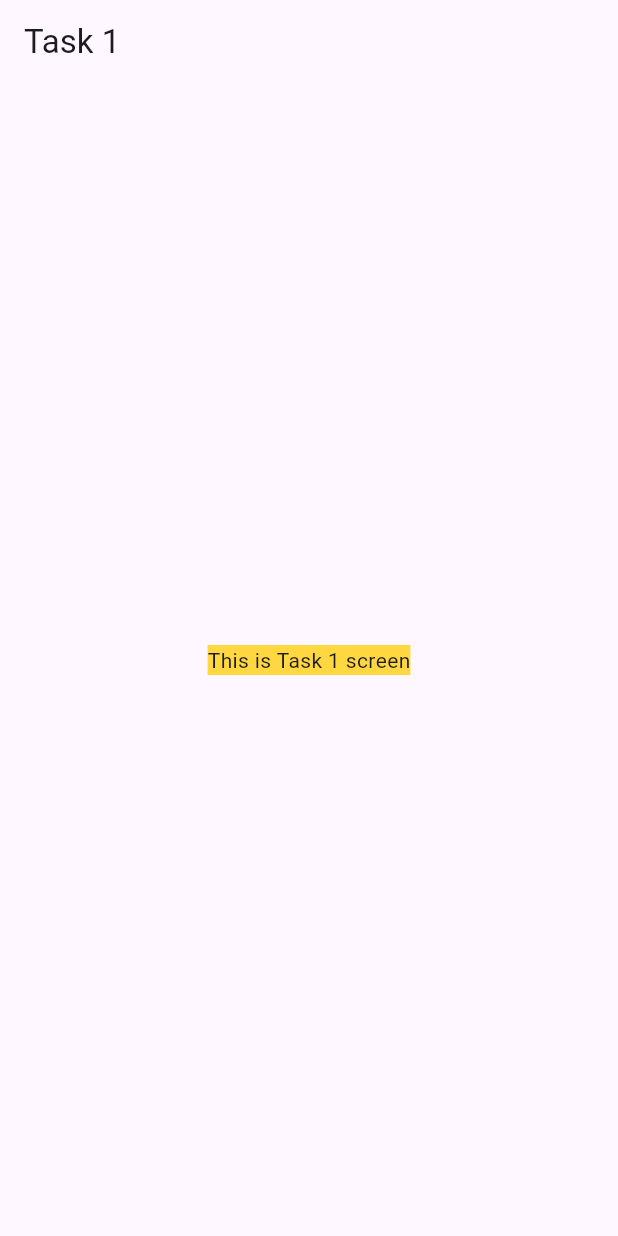
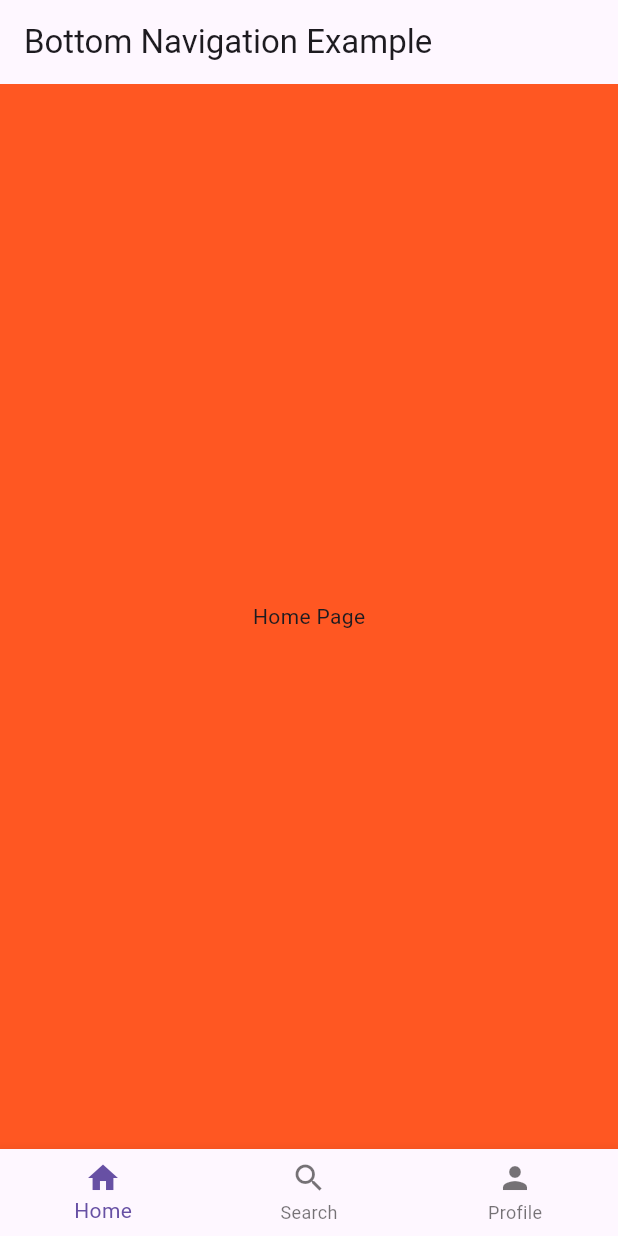
Before and after one commit to malakk597/malak_project, a Flutter app: the screen it shows after launch, on a phone screen of 412 x 824 dp. Run offline on Flutter 3.47's test engine with Material 3 defaults, Android fonts, the light colour scheme and no system bars.

Commit message:
tasks 2/4/2025

```diff
--- a/lib/screens/task1.dart
+++ b/lib/screens/task1.dart
@@ -1,19 +1,62 @@
 import 'package:flutter/material.dart';
 
-// ignore: use_key_in_widget_constructors
-class Task1 extends StatelessWidget {
+// Bottom Navigation Example ..
+class Task1 extends StatefulWidget {
+  const Task1({Key? key}) : super(key: key);
+
+  @override
+  State<Task1> createState() => _Task1State();
+}
+
+class _Task1State extends State<Task1> {
+  // Keep track of the currently selected index
+  int _selectedIndex = 0;
+
+  // A list of widgets for each "page"
+  static final List<Widget> _widgetOptions = <Widget>[
+    Container(
+        color: Colors.deepOrange, child: Center(child: Text('Home Page'))),
+    Container(
+        color: Colors.greenAccent, child: Center(child: Text('Search Page'))),
+    Container(
+        color: Colors.amberAccent, child: Center(child: Text('Profile Page'))),
+  ];
+
+  // Callback when bottom navigation items are tapped
+  void _onItemTapped(int index) {
+    setState(() {
+      _selectedIndex = index;
+    });
+  }
+
   @override
   Widget build(BuildContext context) {
     return Scaffold(
       appBar: AppBar(
-        title: Text('Task 1'),
+        title: const Text('Bottom Navigation Example'),
       ),
       body: Center(
-        // ignore: avoid_unnecessary_containers, sort_child_properties_last
-        child: Container(
-          child: Text('This is Task 1 screen'),
-          color: Colors.amberAccent,
-        ),
+        // Display the currently selected widget
+        child: _widgetOptions[_selectedIndex],
+      ),
+      bottomNavigationBar: BottomNavigationBar(
+        // Let the BottomNavigationBar know which item is selected
+        currentIndex: _selectedIndex,
+        onTap: _onItemTapped, // pass the callback here
+        items: const [
+          BottomNavigationBarItem(
+            icon: Icon(Icons.home),
+            label: 'Home',
+          ),
+          BottomNavigationBarItem(
+            icon: Icon(Icons.search),
+            label: 'Search',
+          ),
+          BottomNavigationBarItem(
+            icon: Icon(Icons.person),
+            label: 'Profile',
+          ),
+        ],
       ),
     );
   }
```
Also changed, not shown: lib/screens/task2.dart (+68 -0 lines).
